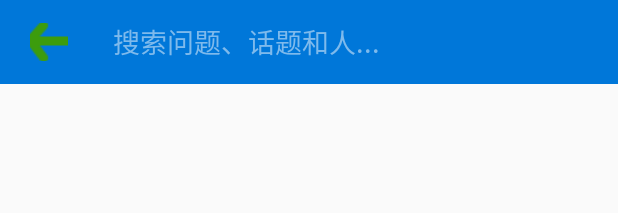
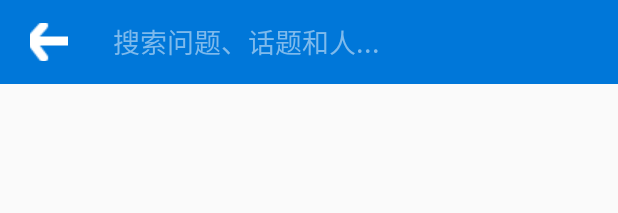
Before and after one commit to swxca/Zhihu, an Android app: the layout activity_search.xml on its own in the app's theme, with its tools: preview values and no code run, on a phone screen of 412 x 824 dp. Shown: the top 213 px of the screen. Run offline under Robolectric (Android 15) with nearby library versions, the phone set to English and light mode, and no system bars.

Commit message:
停手研究SwipeBackAvtivity

```diff
--- a/Zhihugit/app/src/main/res/layout/activity_search.xml
+++ b/Zhihugit/app/src/main/res/layout/activity_search.xml
@@ -14,7 +14,7 @@
             android:layout_width="25dp"
             android:layout_height="25dp"
             android:layout_gravity="center"
-            android:src="@drawable/back_press"
+            android:src="@drawable/back_normal"
             android:background="@color/colorPrimary"
             android:layout_marginLeft="20dp"/>
         <EditText
```
Also changed, not shown: Zhihugit/app/src/main/java/com/zhangtao/zhihuclient/SearchActivity.java (+7 -8 lines), Zhihugit/app/src/main/res/values/attrs.xml (+15 -0 lines), Zhihugit/app/src/main/res/values/styles.xml (+7 -0 lines), Zhihugit/app/src/main/res/drawable/back_normal.9.png (added), Zhihugit/app/src/main/res/drawable/back_press.9.png (deleted).
